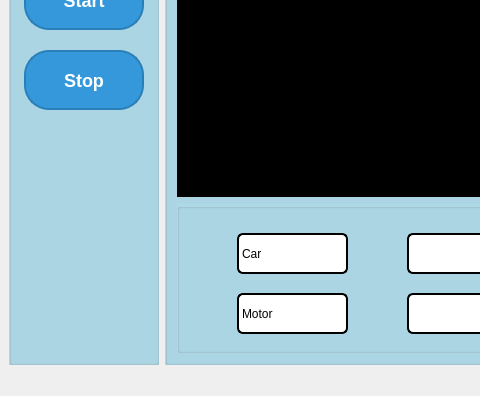
Old version of the form resources/uis/main_window.ui in the repository huyquang-bka/datn_qt; both pictures show x 0 to 480 and y 229 to 625 of the 800 by 625 pixel window.
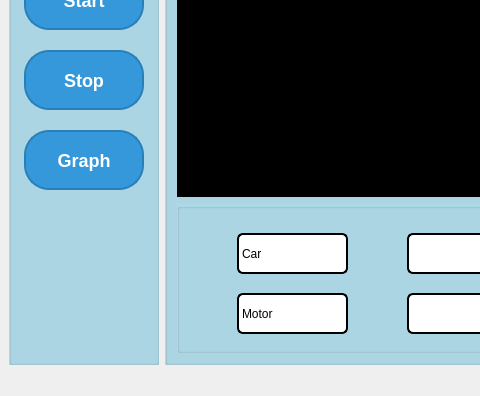
New version of the form.

Commit message: finish graph

What changed in the file:
```diff
--- a/resources/uis/main_window.ui
+++ b/resources/uis/main_window.ui
@@ -157,6 +157,38 @@
         <string>Stop</string>
        </property>
       </widget>
+      <widget class="QPushButton" name="btn_graph">
+       <property name="geometry">
+        <rect>
+         <x>15</x>
+         <y>350</y>
+         <width>120</width>
+         <height>60</height>
+        </rect>
+       </property>
+       <property name="styleSheet">
+        <string notr="true">QPushButton {
+                background-color: #3498db;
+                color: #fff;
+                border-radius: 25px;
+                border: 2px solid #2980b9;
+                font-size: 18px;
+                font-weight: bold;
+            }
+            QPushButton:hover {
+                background-color: #2980b9;
+                cursor: pointer;
+            }
+            QPushButton:pressed {
+                background-color: #2980b9;
+                padding-left: 15px;
+                padding-top: 15px;
+            }</string>
+       </property>
+       <property name="text">
+        <string>Graph</string>
+       </property>
+      </widget>
      </widget>
     </item>
     <item row="0" column="1">
```
The commit also changes 10 other files.
